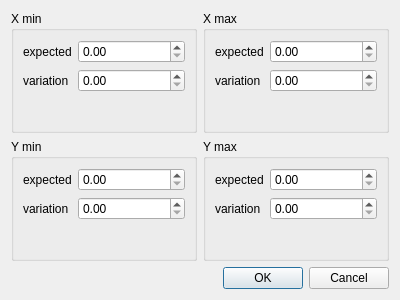
maciejgrzybek/EvolViz, file EvolViz/CrossOverOptionsDialog.ui: the form before one commit.
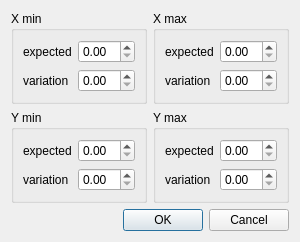
The form after the commit.

Commit message: Windows resizing

```diff
--- a/EvolViz/CrossOverOptionsDialog.ui
+++ b/EvolViz/CrossOverOptionsDialog.ui
@@ -6,8 +6,8 @@
    <rect>
     <x>0</x>
     <y>0</y>
-    <width>400</width>
-    <height>300</height>
+    <width>274</width>
+    <height>215</height>
    </rect>
   </property>
   <property name="windowTitle">
```
The commit also changes 1 other file.
